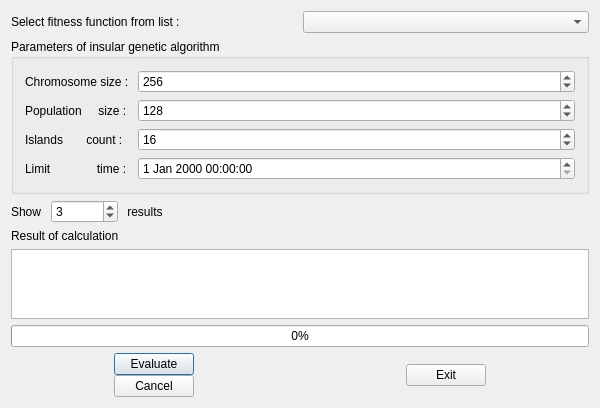
Above: examples/gui-insulargenetica/dialog.ui from asmyasnikov/insulargenetica before the change. Below: the same form after it.
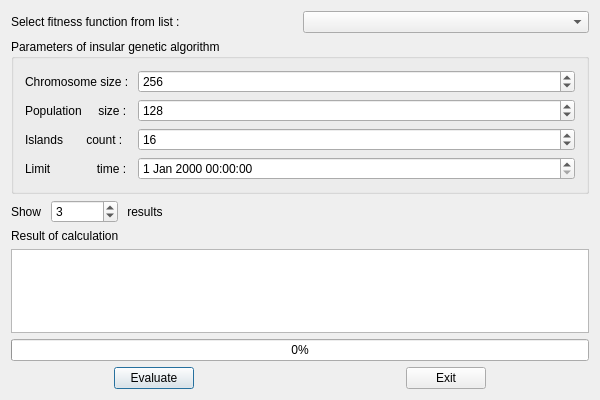
That is the form after the change.

```diff
--- a/examples/gui-insulargenetica/dialog.ui
+++ b/examples/gui-insulargenetica/dialog.ui
@@ -13,7 +13,7 @@
   <property name="windowTitle">
    <string>Dialog</string>
   </property>
-  <layout class="QVBoxLayout" name="verticalLayout_2">
+  <layout class="QVBoxLayout" name="verticalLayout">
    <item>
     <layout class="QHBoxLayout" name="horizontalLayout">
      <item>
@@ -242,25 +242,14 @@
       </spacer>
      </item>
      <item>
-      <layout class="QVBoxLayout" name="verticalLayout">
-       <property name="spacing">
-        <number>0</number>
+      <widget class="QPushButton" name="btn_calc">
+       <property name="text">
+        <string>Evaluate</string>
        </property>
-       <item>
-        <widget class="QPushButton" name="btn_calc">
-         <property name="text">
-          <string>Evaluate</string>
-         </property>
-        </widget>
-       </item>
-       <item>
-        <widget class="QPushButton" name="btn_cancel">
-         <property name="text">
-          <string>Cancel</string>
-         </property>
-        </widget>
-       </item>
-      </layout>
+       <property name="checkable">
+        <bool>true</bool>
+       </property>
+      </widget>
      </item>
      <item>
       <spacer name="horizontalSpacer_5">
```
Left out of the diff: 34 changed lines with no effect on the pictures.
